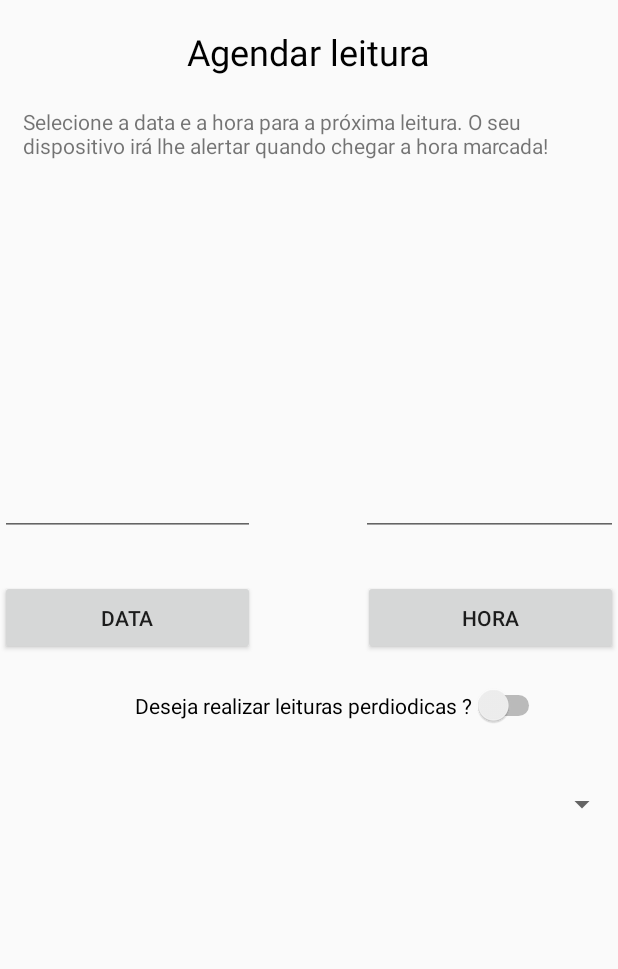
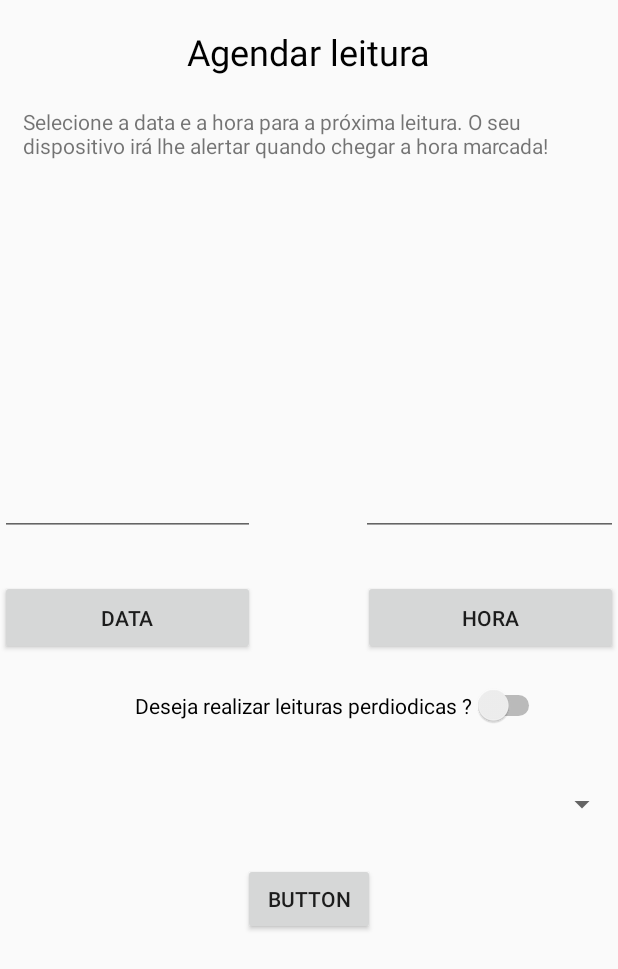
Before and after one commit to renan357/Tcc, an Android app: the layout activity_clock_fragment.xml on its own in the app's theme, with its tools: preview values and no code run, on a phone screen of 412 x 824 dp. Shown: the top 969 px of the screen. Run offline under Robolectric (Android 15) with nearby library versions, the light colour scheme and no system bars.

Commit message:
clock inicial

```diff
--- a/app/src/main/AndroidManifest.xml
+++ b/app/src/main/AndroidManifest.xml
@@ -33,6 +33,8 @@
         <activity android:name=".Graph_Fragment">
 
         </activity>
+
+        <receiver android:name=".AlarmReceiver" />
     </application>
 
 </manifest>
--- a/app/src/main/java/com/example/home/healthcare/RelatorioFragment.java
+++ b/app/src/main/java/com/example/home/healthcare/RelatorioFragment.java
@@ -11,7 +11,6 @@ import android.os.AsyncTask;
 import android.os.Bundle;
 import android.os.Environment;
 import android.os.ParcelFileDescriptor;
-import android.util.Log;
 import android.view.LayoutInflater;
 import android.view.View;
 import android.view.ViewGroup;
@@ -33,11 +32,9 @@ import com.itextpdf.text.pdf.PdfWriter;
 import com.itextpdf.text.pdf.draw.LineSeparator;
 
 import java.io.File;
-import java.io.FileInputStream;
 import java.io.FileOutputStream;
 import java.io.IOException;
 import java.io.InputStream;
-import java.io.OutputStream;
 import java.text.SimpleDateFormat;
 import java.util.ArrayList;
 import java.util.Calendar;
@@ -152,7 +149,6 @@ public class RelatorioFragment extends Fragment {
     public void composeEmail(String de ,String titulo, String texto) {
         Intent intent = new Intent(Intent.ACTION_SENDTO);
         intent.setData(Uri.parse("mailto:"));
-        // only email apps should handle this
         intent.putExtra(Intent.EXTRA_EMAIL, de);
         intent.putExtra(Intent.EXTRA_SUBJECT, titulo);
         intent.putExtra(Intent.EXTRA_TEXT, texto);
--- a/app/src/main/res/layout/activity_clock_fragment.xml
+++ b/app/src/main/res/layout/activity_clock_fragment.xml
@@ -103,7 +103,8 @@
         android:layout_marginTop="40dp"
         android:layout_below="@+id/switch1"
         android:layout_alignParentLeft="true"
-        android:layout_alignParentStart="true" />
+        android:layout_alignParentStart="true"
+        android:id="@+id/spinner" />
 
     <Switch
         android:id="@+id/switch1"
@@ -117,4 +118,13 @@
         android:layout_marginRight="33dp"
         android:layout_marginEnd="33dp" />
 
+    <Button
+        android:id="@+id/btalarme"
+        android:layout_width="wrap_content"
+        android:layout_height="wrap_content"
+        android:layout_below="@+id/spinner"
+        android:layout_centerHorizontal="true"
+        android:layout_marginTop="27dp"
+        android:text="Button" />
+
 </RelativeLayout>
```
Also changed, not shown: app/src/main/java/com/example/home/healthcare/AlarmReceiver.java (added, +32 -0 lines), app/src/main/java/com/example/home/healthcare/ClockFragment.java (+33 -1 lines).
